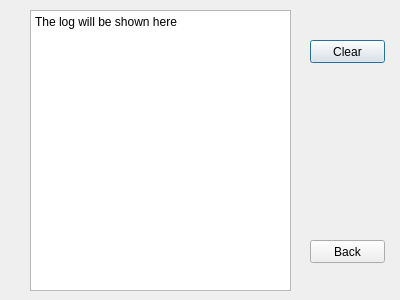
Old version of the form log.ui in the repository vk2231/VK.
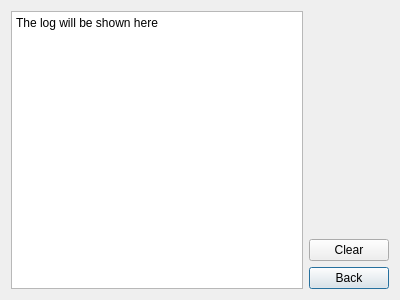
New version of the form.

Patch:
```diff
--- a/log.ui
+++ b/log.ui
@@ -13,45 +13,42 @@
   <property name="windowTitle">
    <string>Dialog</string>
   </property>
+  <layout class="QGridLayout" name="gridLayout">
+   <item row="0" column="0" rowspan="4">
   <widget class="QPlainTextEdit" name="plainTextEdit">
-   <property name="geometry">
-    <rect>
-     <x>30</x>
-     <y>10</y>
-     <width>261</width>
-     <height>281</height>
-    </rect>
-   </property>
    <property name="plainText">
     <string>The log will be shown here</string>
    </property>
   </widget>
-  <widget class="QPushButton" name="pushButton">
-   <property name="geometry">
-    <rect>
-     <x>310</x>
-     <y>40</y>
-     <width>75</width>
-     <height>23</height>
-    </rect>
-   </property>
-   <property name="text">
-    <string>Clear</string>
-   </property>
-  </widget>
+   </item>
+   <item row="3" column="1">
   <widget class="QPushButton" name="pushButton_2">
-   <property name="geometry">
-    <rect>
-     <x>310</x>
-     <y>240</y>
-     <width>75</width>
-     <height>23</height>
-    </rect>
-   </property>
    <property name="text">
     <string>Back</string>
    </property>
   </widget>
+   </item>
+   <item row="1" column="1">
+    <spacer name="verticalSpacer">
+     <property name="orientation">
+      <enum>Qt::Vertical</enum>
+     </property>
+     <property name="sizeHint" stdset="0">
+      <size>
+       <width>20</width>
+       <height>40</height>
+      </size>
+     </property>
+    </spacer>
+   </item>
+   <item row="2" column="1">
+    <widget class="QPushButton" name="pushButton">
+     <property name="text">
+      <string>Clear</string>
+     </property>
+    </widget>
+   </item>
+  </layout>
  </widget>
  <resources/>
  <connections/>
```
Lines whose indentation alone changed are shown as unchanged.
